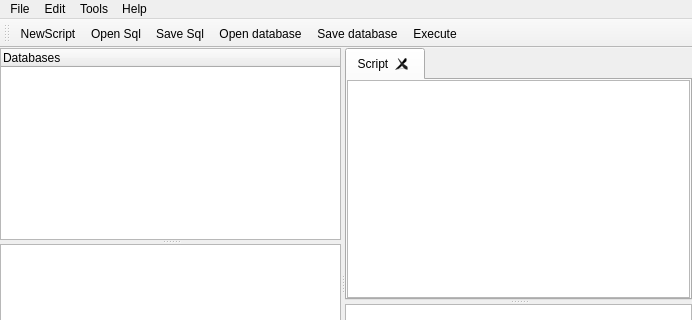
Qt form mainwindow.ui (anachuri/dbmsClient) before a commit; both pictures show x 0 to 692 and y 0 to 320 of the 692 by 539 pixel window.
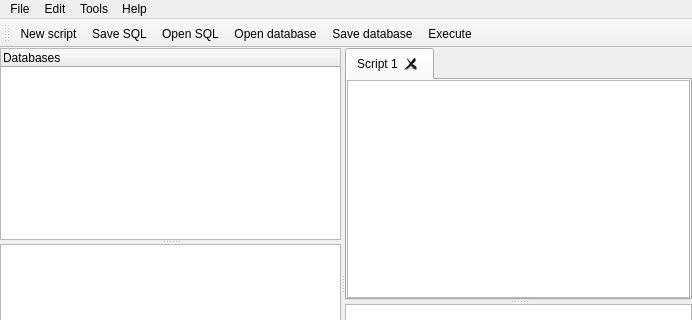
The same form after that commit. Icons and pictures are not drawn. Custom widgets are drawn as their Qt base class.

Commit message: agrego cambios

Diff of the .ui file:
```diff
--- a/mainwindow.ui
+++ b/mainwindow.ui
@@ -91,7 +91,7 @@
         </property>
         <widget class="QWidget" name="scriptTab">
          <attribute name="title">
-          <string>Script</string>
+          <string>Script 1</string>
          </attribute>
          <layout class="QVBoxLayout" name="verticalLayout">
           <property name="leftMargin">
@@ -178,8 +178,8 @@
     <bool>false</bool>
    </attribute>
    <addaction name="actionNewScript"/>
-   <addaction name="actionOpen_Sql"/>
    <addaction name="actionSave_Sql"/>
+   <addaction name="actionOpen_Sql"/>
    <addaction name="actionOpenDatabase"/>
    <addaction name="actionSaveDatabase"/>
    <addaction name="actionExecute"/>
@@ -217,7 +217,10 @@
      <normaloff>:/img/sql-open-file.png</normaloff>:/img/sql-open-file.png</iconset>
    </property>
    <property name="text">
-    <string>Open Sql</string>
+    <string>Open SQL</string>
+   </property>
+   <property name="toolTip">
+    <string>Open SQL</string>
    </property>
    <property name="shortcut">
     <string>Ctrl+Shift+O</string>
@@ -229,7 +232,10 @@
      <normaloff>:/img/sql.png</normaloff>:/img/sql.png</iconset>
    </property>
    <property name="text">
-    <string>Save Sql</string>
+    <string>Save SQL</string>
+   </property>
+   <property name="toolTip">
+    <string>Save SQL</string>
    </property>
    <property name="shortcut">
     <string>Ctrl+Shift+S</string>
@@ -348,7 +354,10 @@
   </action>
   <action name="actionNewScript">
    <property name="text">
-    <string>NewScript</string>
+    <string>New script</string>
+   </property>
+   <property name="toolTip">
+    <string>New script</string>
    </property>
    <property name="menuRole">
     <enum>QAction::MenuRole::NoRole</enum>
```
Left out of the diff: 9 changed lines with no effect on the pictures. The commit also changes 2 other files.
